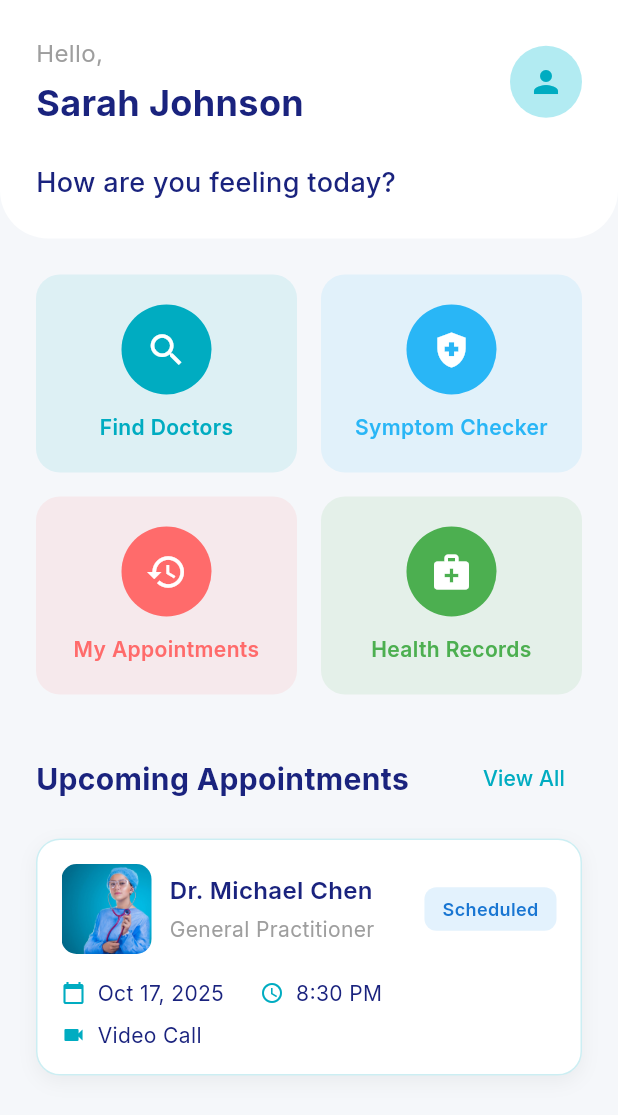
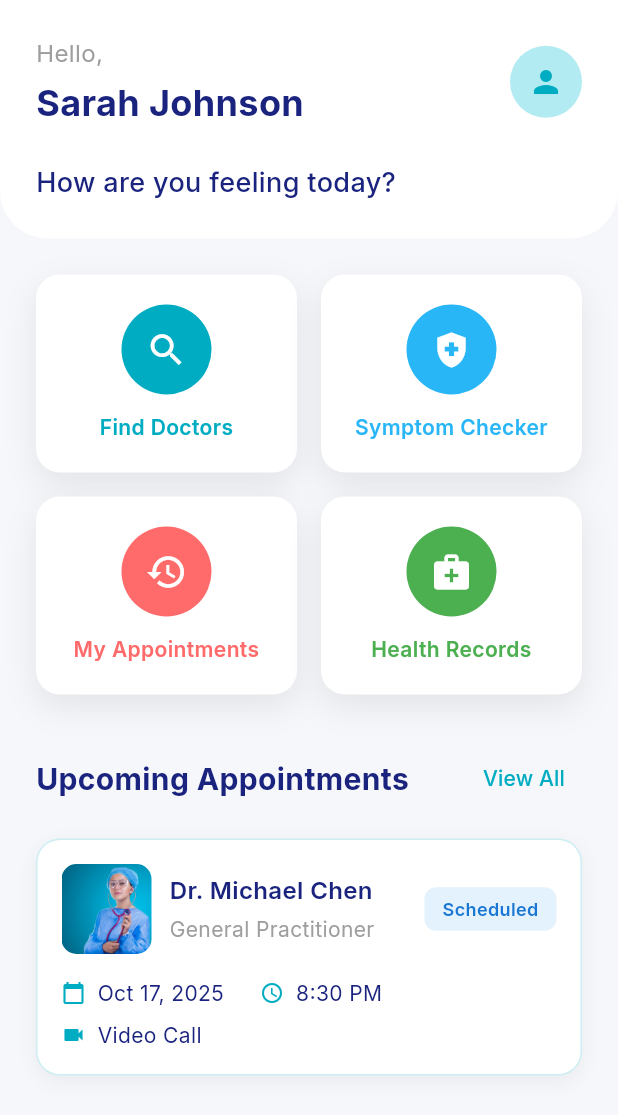
Before and after one commit to Mmckelve45/CarePilot, a Flutter app: the screen it shows after launch, on a phone screen of 412 x 824 dp. Shown: the top 1115 px of the screen. Run offline on Flutter 3.47's test engine with Material 3 defaults, Android fonts, the phone set to English and light mode, and no system bars; our stand-ins replace google_fonts, shared_preferences; accounts and stored records are empty.

Commit message:
Changed my card colors to white

```diff
--- a/lib/screens/home_page.dart
+++ b/lib/screens/home_page.dart
@@ -185,8 +185,15 @@ class QuickActionCard extends StatelessWidget {
       child: Container(
         padding: const EdgeInsets.all(20),
         decoration: BoxDecoration(
-          color: color.withValues(alpha: 0.1),
+          color: Colors.white,
           borderRadius: BorderRadius.circular(16),
+          boxShadow: [
+            BoxShadow(
+              color: Colors.black.withOpacity(0.08),
+              blurRadius: 18,
+              offset: const Offset(0, 8),
+            ),
+          ],
         ),
         child: Column(
           children: [
```
